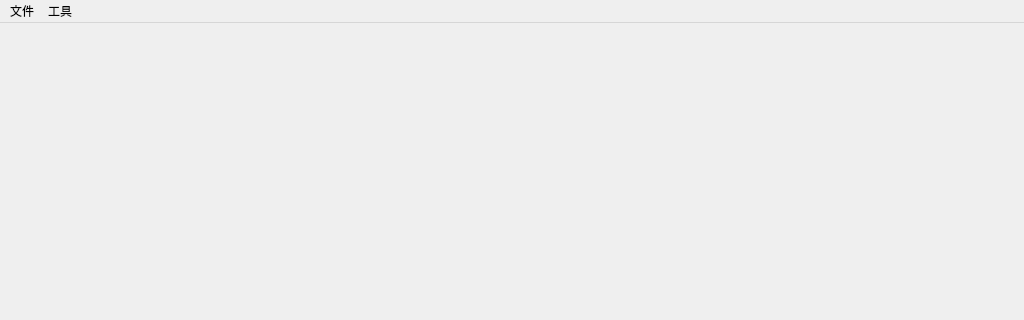
First picture: the form in src/ui/MainWindow.ui, repository yl5006/qgroundcontrol, before the edit; both pictures show x 0 to 1024 and y 0 to 320 of the 1024 by 600 pixel window.
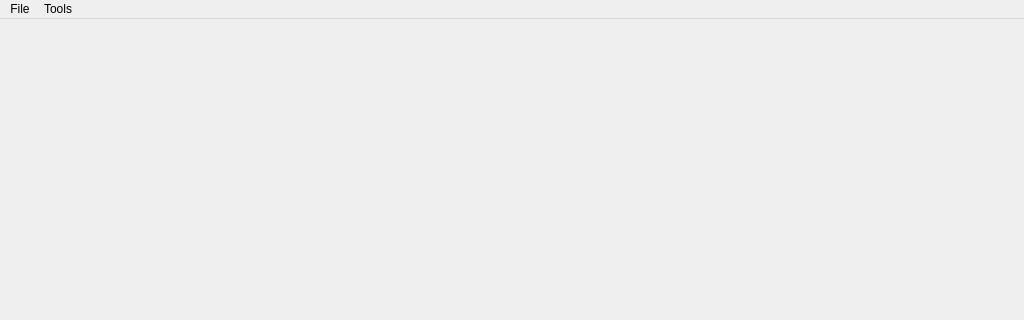
Second picture: the form after the edit.

What changed in the file:
```diff
--- a/src/ui/MainWindow.ui
+++ b/src/ui/MainWindow.ui
@@ -56,7 +56,7 @@
    </property>
    <widget class="QMenu" name="menuFile">
     <property name="title">
-     <string>文件</string>
+     <string>File</string>
     </property>
     <addaction name="separator"/>
     <addaction name="actionStatusBar"/>
@@ -64,8 +64,13 @@
     <addaction name="actionExit"/>
    </widget>
    <widget class="QMenu" name="menuWidgets">
+    <property name="font">
+     <font>
+      <pointsize>6</pointsize>
+     </font>
+    </property>
     <property name="title">
-     <string>工具</string>
+     <string>Tools</string>
     </property>
    </widget>
    <addaction name="menuFile"/>
```
Left out of the diff: 4 changed lines with no effect on the pictures.
